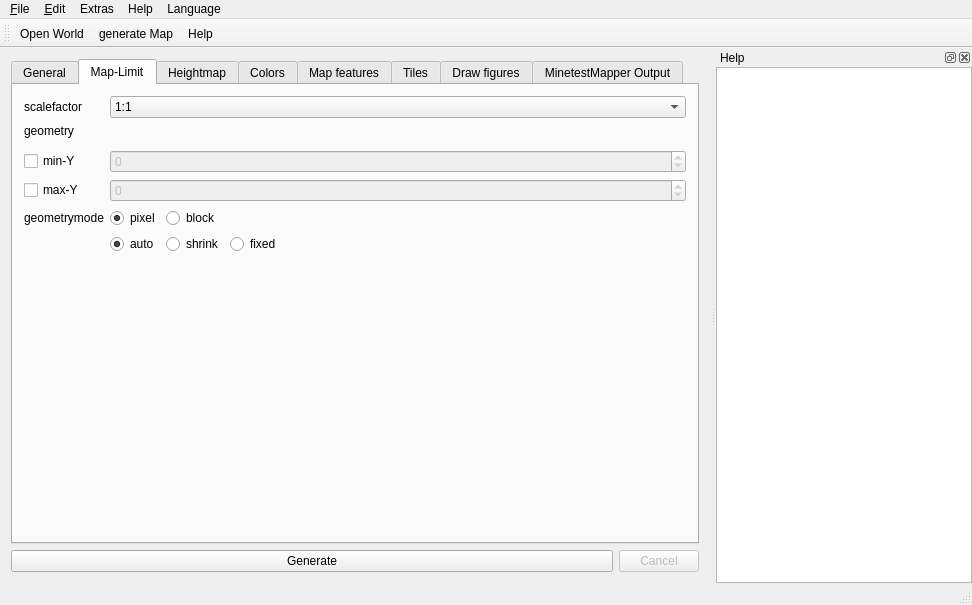
Before: the Qt Designer form mainwindow.ui in AirSThib/MinetestMapperGUI, drawn with Qt 5.
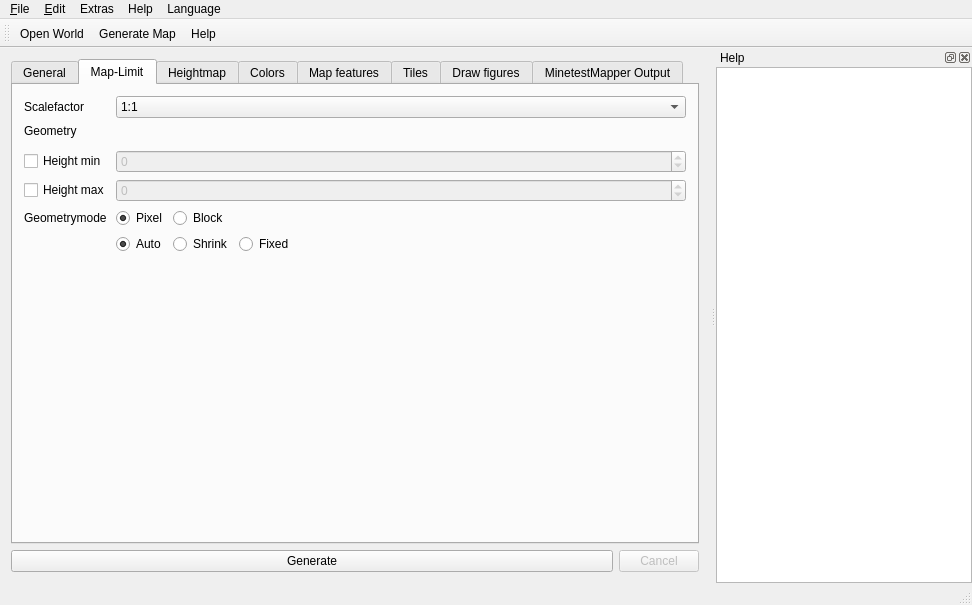
After: the same form once the commit is applied. The open tabs and pages were chosen to show the change. Icons and pictures are not drawn. Custom widgets are drawn as their Qt base class.

The edit to the form file:
```diff
--- a/mainwindow.ui
+++ b/mainwindow.ui
@@ -222,7 +222,7 @@
           <item row="1" column="0">
            <widget class="QRadioButton" name="geometrymode_auto">
             <property name="text">
-             <string>auto</string>
+             <string>Auto</string>
             </property>
             <property name="checked">
              <bool>true</bool>
@@ -242,7 +242,7 @@
              <string>round the coodinates to a multiple of 16.</string>
             </property>
             <property name="text">
-             <string>block</string>
+             <string>Block</string>
             </property>
             <attribute name="buttonGroup">
              <string notr="true">geometrymode_granularity_group</string>
@@ -259,7 +259,7 @@
              <string>Generate a map of at most the requested geometry. Shrink it to the smallest possible size that still includes the same information.</string>
             </property>
             <property name="text">
-             <string>shrink</string>
+             <string>Shrink</string>
             </property>
             <attribute name="buttonGroup">
              <string notr="true">geometrymode_size_group</string>
@@ -275,7 +275,7 @@
              <string>don't reduce the map size. What ever is specified using a geometry option, is what will be draw, even if partly or fully empty.</string>
             </property>
             <property name="text">
-             <string>fixed</string>
+             <string>Fixed</string>
             </property>
             <attribute name="buttonGroup">
              <string notr="true">geometrymode_size_group</string>
@@ -292,7 +292,7 @@
              <string>interpret the coordinates with pixel granularity.</string>
             </property>
             <property name="text">
-             <string>pixel</string>
+             <string>Pixel</string>
             </property>
             <property name="checked">
              <bool>true</bool>
@@ -320,7 +320,7 @@
         <item row="1" column="0">
          <widget class="QLabel" name="label_2">
           <property name="text">
-           <string>geometry</string>
+           <string>Geometry</string>
           </property>
           <property name="alignment">
            <set>Qt::AlignLeading|Qt::AlignLeft|Qt::AlignTop</set>
@@ -339,7 +339,7 @@
            <string>Specify the minumum depth of nodes to be included</string>
           </property>
           <property name="text">
-           <string>min-Y</string>
+           <string>Height min</string>
           </property>
          </widget>
         </item>
@@ -355,7 +355,7 @@
            <string>Specify the maximum height of nodes to be included</string>
           </property>
           <property name="text">
-           <string>max-Y</string>
+           <string>Height max</string>
           </property>
          </widget>
         </item>
@@ -394,14 +394,14 @@
         <item row="0" column="0">
          <widget class="QLabel" name="label">
           <property name="text">
-           <string>scalefactor</string>
+           <string>Scalefactor</string>
           </property>
          </widget>
         </item>
         <item row="7" column="0">
          <widget class="QLabel" name="label_8">
           <property name="text">
-           <string>geometrymode</string>
+           <string>Geometrymode</string>
           </property>
          </widget>
         </item>
@@ -2613,7 +2613,7 @@
      <normaloff>:/images/icon.svg</normaloff>:/images/icon.svg</iconset>
    </property>
    <property name="text">
-    <string>generate Map</string>
+    <string>Generate Map</string>
    </property>
    <property name="toolTip">
     <string>starting Minetestmapper to generate the map</string>
```
Left out of the diff: 67 changed lines with no effect on the pictures.
